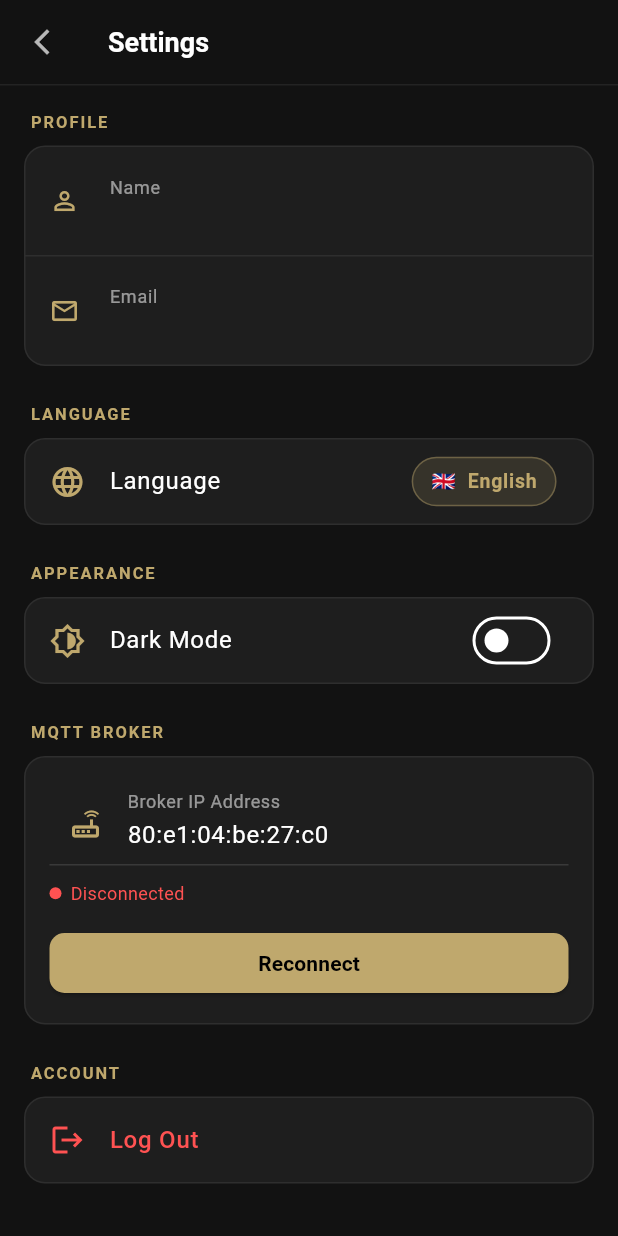
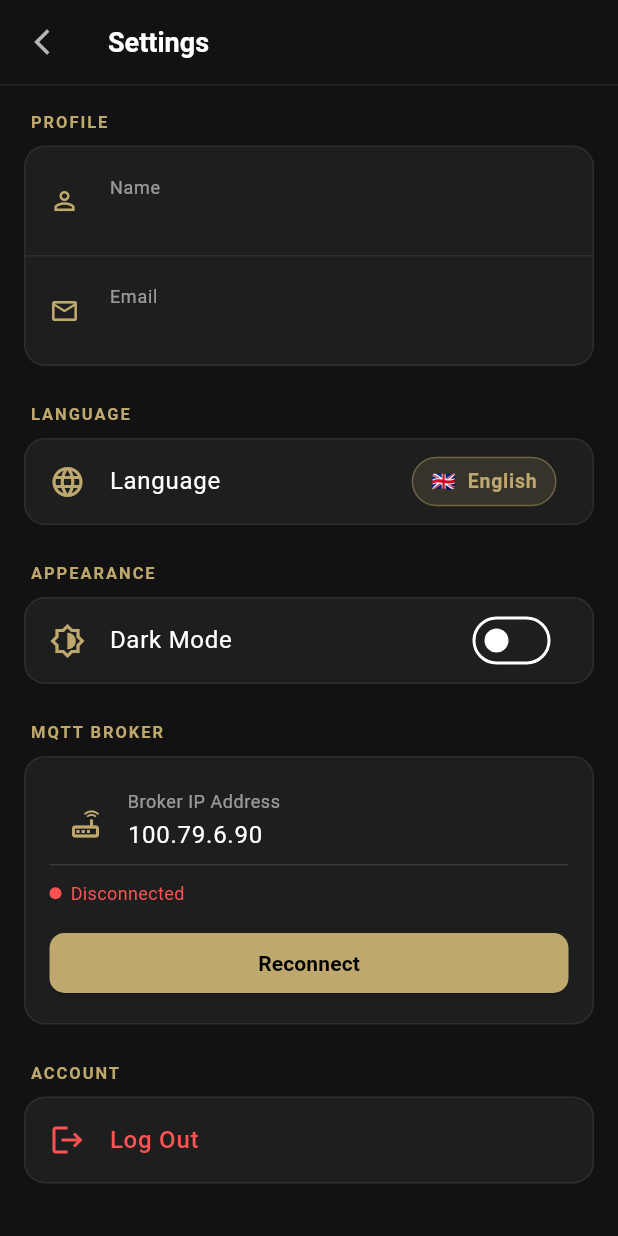
Before and after one commit to abdullahraafat7050-lang/SmartManzil, a Flutter app: the SettingsScreen screen opened by its route, on a phone screen of 412 x 824 dp. Run offline on Flutter 3.47's test engine with Material 3 defaults, Android fonts, the light colour scheme and no system bars; our stand-ins replace cloud_firestore, firebase_auth, firebase_core, firebase_database; missing offline and left inert: flutter_mjpeg, mqtt_client; accounts and stored records are empty.

Commit message:
Update broker IP to Tailscale and restore variable declaration

```diff
--- a/smarthome/flutter_application_1/lib/mqtt_manager.dart
+++ b/smarthome/flutter_application_1/lib/mqtt_manager.dart
@@ -13,8 +13,7 @@ class MQTTManager extends ChangeNotifier {
 
   // ── Local broker (editable from settings) ────────────────────────────────
   //String broker = '192.168.1.114'; //local
-  //String broker = '100.79.6.90';    //Tailscale
-  String broker = '80:e1:04:be:27:c0';
+  String broker = '100.79.6.90';    //Tailscale
   int port = 1883; // Plain MQTT port
 
   // ── Connection state ──────────────────────────────────────────────────────
```
